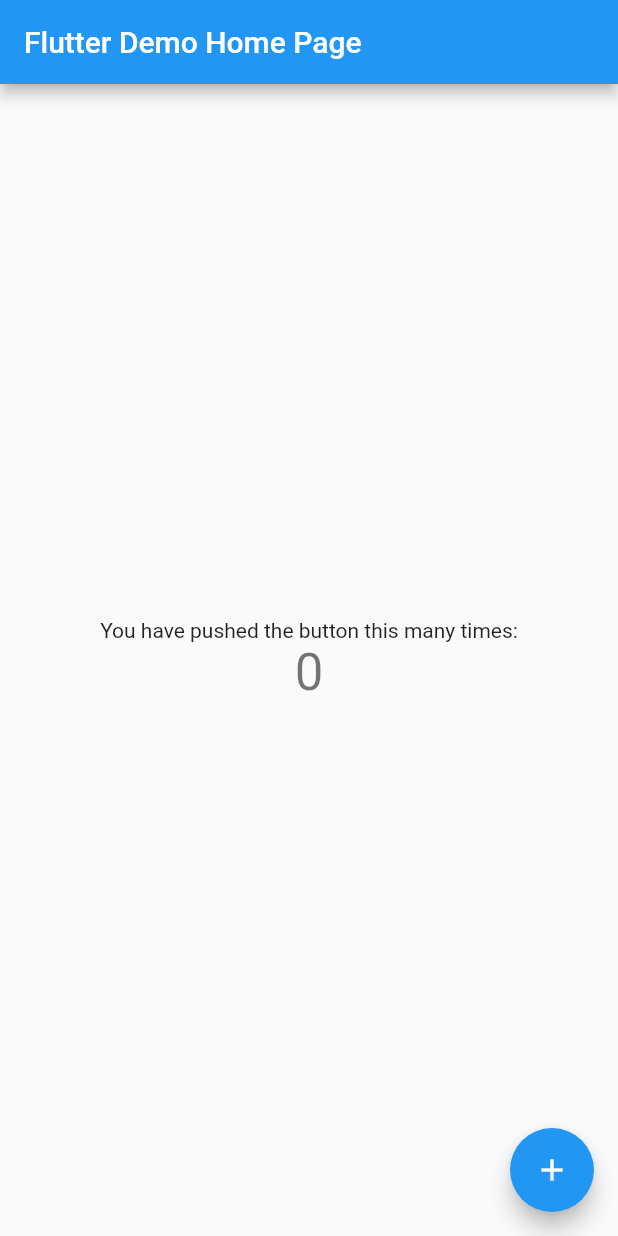
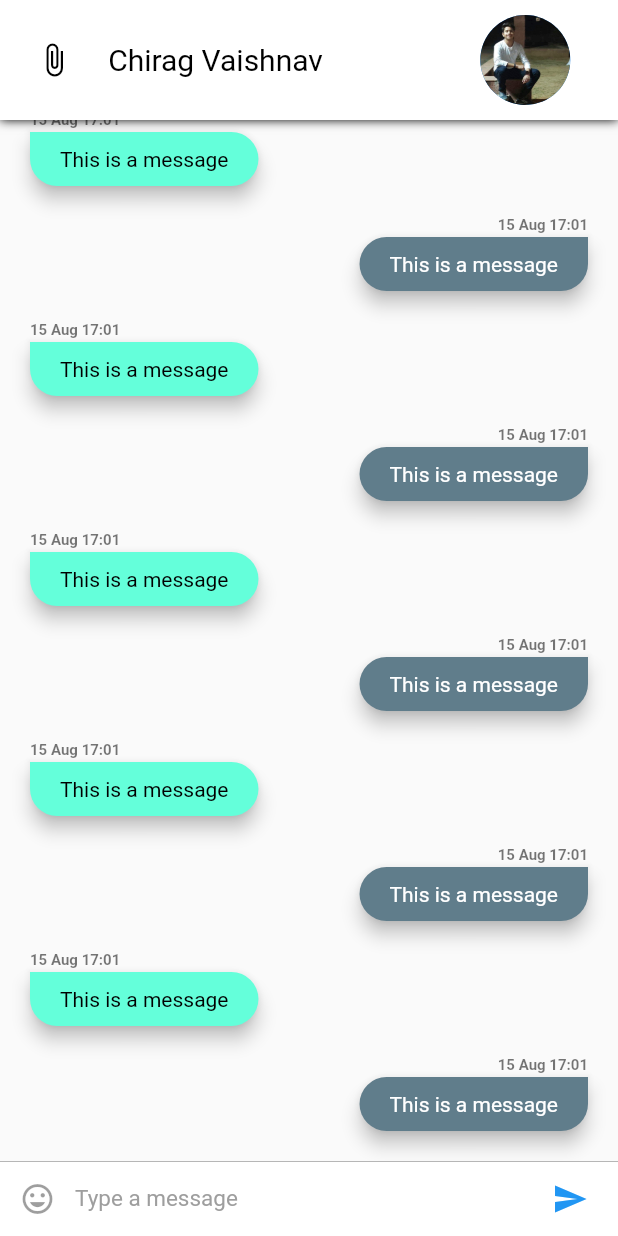
Before and after one commit to cv692001/Flash-Chat, a Flutter app: the screen it shows after launch, on a phone screen of 412 x 824 dp. Run offline on Flutter 3.47's test engine with Material 2 defaults, Android fonts, the phone set to English and light mode, and no system bars.

Commit message:
Completed Conversation Screen UI part

```diff
--- /dev/null
+++ b/lib/config/assets.dart
@@ -0,0 +1,3 @@
+class Assets{
+  static String user = 'assets/user.png';
+}
--- /dev/null
+++ b/lib/config/color_palette.dart
@@ -0,0 +1,16 @@
+import 'package:flutter/material.dart';
+
+// Color palette for the app
+class Palette{
+  static Color primaryColor = Colors.blue;
+  static Color secondaryColor = Colors.black;
+  static Color primaryTextColor = Colors.black;
+  static Color secondaryTextColor = Colors.black87;
+  static Color primaryBackgroundColor = Colors.white;
+  static Color selfMessageBackgroundColor = Colors.blueGrey;
+  static Color otherMessageBackgroundColor = Colors.tealAccent;
+  static Color selfMessageColor = Colors.white;
+  static Color otherMessageColor = Color(0xff3f3f3f);
+  static Color greyColor = Colors.grey;
+  static Color timeColor = Colors.black54;
+}
--- a/lib/main.dart
+++ b/lib/main.dart
@@ -1,117 +1,18 @@
 import 'package:flutter/material.dart';
+import 'pages/ConversationPageList.dart';
 
-void main() {
-  runApp(MyApp());
-}
+void main() => runApp(Messio());
 
-class MyApp extends StatelessWidget {
+class Messio extends StatelessWidget {
   // This widget is the root of your application.
   @override
   Widget build(BuildContext context) {
     return MaterialApp(
-      title: 'Flutter Demo',
+      title: 'Messio',
       theme: ThemeData(
-        // This is the theme of your application.
-        //
-        // Try running your application with "flutter run". You'll see the
-        // application has a blue toolbar. Then, without quitting the app, try
-        // changing the primarySwatch below to Colors.green and then invoke
-        // "hot reload" (press "r" in the console where you ran "flutter run",
-        // or simply save your changes to "hot reload" in a Flutter IDE).
-        // Notice that the counter didn't reset back to zero; the application
-        // is not restarted.
         primarySwatch: Colors.blue,
-        // This makes the visual density adapt to the platform that you run
-        // the app on. For desktop platforms, the controls will be smaller and
-        // closer together (more dense) than on mobile platforms.
-        visualDensity: VisualDensity.adaptivePlatformDensity,
       ),
-      home: MyHomePage(title: 'Flutter Demo Home Page'),
+      home: ConversationPageList(),
     );
   }
 }
-
-class MyHomePage extends StatefulWidget {
-  MyHomePage({Key key, this.title}) : super(key: key);
-
-  // This widget is the home page of your application. It is stateful, meaning
-  // that it has a State object (defined below) that contains fields that affect
-  // how it looks.
-
-  // This class is the configuration for the state. It holds the values (in this
-  // case the title) provided by the parent (in this case the App widget) and
-  // used by the build method of the State. Fields in a Widget subclass are
-  // always marked "final".
-
-  final String title;
-
-  @override
-  _MyHomePageState createState() => _MyHomePageState();
-}
-
-class _MyHomePageState extends State<MyHomePage> {
-  int _counter = 0;
-
-  void _incrementCounter() {
-    setState(() {
-      // This call to setState tells the Flutter framework that something has
-      // changed in this State, which causes it to rerun the build method below
-      // so that the display can reflect the updated values. If we changed
-      // _counter without calling setState(), then the build method would not be
-      // called again, and so nothing would appear to happen.
-      _counter++;
-    });
-  }
-
-  @override
-  Widget build(BuildContext context) {
-    // This method is rerun every time setState is called, for instance as done
-    // by the _incrementCounter method above.
-    //
-    // The Flutter framework has been optimized to make rerunning build methods
-    // fast, so that you can just rebuild anything that needs updating rather
-    // than having to individually change instances of widgets.
-    return Scaffold(
-      appBar: AppBar(
-        // Here we take the value from the MyHomePage object that was created by
-        // the App.build method, and use it to set our appbar title.
-        title: Text(widget.title),
-      ),
-      body: Center(
-        // Center is a layout widget. It takes a single child and positions it
-        // in the middle of the parent.
-        child: Column(
-          // Column is also a layout widget. It takes a list of children and
-          // arranges them vertically. By default, it sizes itself to fit its
-          // children horizontally, and tries to be as tall as its parent.
-          //
-          // Invoke "debug painting" (press "p" in the console, choose the
-          // "Toggle Debug Paint" action from the Flutter Inspector in Android
-          // Studio, or the "Toggle Debug Paint" command in Visual Studio Code)
-          // to see the wireframe for each widget.
-          //
-          // Column has various properties to control how it sizes itself and
-          // how it positions its children. Here we use mainAxisAlignment to
-          // center the children vertically; the main axis here is the vertical
-          // axis because Columns are vertical (the cross axis would be
-          // horizontal).
-          mainAxisAlignment: MainAxisAlignment.center,
-          children: <Widget>[
-            Text(
-              'You have pushed the button this many times:',
-            ),
-            Text(
-              '$_counter',
-              style: Theme.of(context).textTheme.headline4,
-            ),
-          ],
-        ),
-      ),
-      floatingActionButton: FloatingActionButton(
-        onPressed: _incrementCounter,
-        tooltip: 'Increment',
-        child: Icon(Icons.add),
-      ), // This trailing comma makes auto-formatting nicer for build methods.
-    );
-  }
-}
--- /dev/null
+++ b/lib/pages/ConversationPage.dart
@@ -0,0 +1,30 @@
+import 'package:flutter/material.dart';
+import 'package:flash_chat/widgets/InputWidget.dart';
+import 'package:flash_chat/widgets/ChatAppBar.dart';
+import 'package:flash_chat/widgets/ChatListWidget.dart';
+
+class ConversationPage extends StatefulWidget {
+  @override
+  _ConversationPageState createState() => _ConversationPageState();
+}
+
+class _ConversationPageState extends State<ConversationPage> {
+  @override
+  Widget build(BuildContext context) {
+    return SafeArea(
+      child: Scaffold(
+        appBar: ChatAppBar(),
+        body: Stack(
+          children: <Widget>[
+            Column(
+              children: <Widget>[
+                ChatListWidget(),
+                InputWidget(),
+              ],
+            )
+          ],
+        ),
+      ),
+    );
+  }
+}
--- /dev/null
+++ b/lib/pages/ConversationPageList.dart
@@ -0,0 +1,22 @@
+import 'package:flutter/material.dart';
+import 'ConversationPage.dart';
+
+class ConversationPageList extends StatefulWidget {
+  @override
+  _ConversationPageListState createState() => _ConversationPageListState();
+}
+
+class _ConversationPageListState extends State<ConversationPageList> {
+  @override
+  Widget build(BuildContext context) {
+    return PageView(
+      children: <Widget>[
+        ConversationPage(),
+        ConversationPage(),
+        ConversationPage(),
+
+      ],
+
+    );
+  }
+}
--- /dev/null
+++ b/lib/widgets/ChatAppBar.dart
@@ -0,0 +1,78 @@
+import 'dart:ui';
+
+import 'package:flutter/material.dart';
+import 'package:flash_chat/config/assets.dart';
+import 'package:flash_chat/config/color_palette.dart';
+
+class ChatAppBar extends StatelessWidget implements PreferredSizeWidget{
+  final double height = 80;
+  @override
+  Widget build(BuildContext context) {
+    var textHeading = TextStyle(color: Palette.primaryTextColor,fontSize: 20,);
+    var textStyle = TextStyle(color: Palette.secondaryTextColor);
+
+    return Material(
+      child: Container(
+        decoration: BoxDecoration(
+          boxShadow: [
+            BoxShadow(
+              color: Colors.black,
+              blurRadius : 5.0,
+            )
+          ]
+        ),
+        child: Container(
+          color: Palette.primaryBackgroundColor,
+          child: Row(
+            children: <Widget>[
+              Expanded(
+                flex: 7,
+                child: Center(
+                  child: Row(
+                    children: <Widget>[
+
+                      Expanded(
+                          flex: 2,
+                          child: Center(
+                              child: Icon(
+                                Icons.attach_file,
+                                color: Palette.secondaryColor,
+                              ),),),
+                      Expanded(
+                          flex: 6,
+                          child: Container(
+                              child: Column(
+                                crossAxisAlignment:
+                                CrossAxisAlignment.start,
+                                mainAxisAlignment: MainAxisAlignment.center,
+                                mainAxisSize: MainAxisSize.min,
+                                children: <Widget>[
+                                  Text('Chirag Vaishnav', style: textHeading),
+                                ],
+                              ),),),
+
+                    ],
+                  ),
+                ),
+              ),
+          Expanded(
+            flex: 3,
+            child: Container(
+              child: Center(
+                child: CircleAvatar(
+                radius: 30,
+                  backgroundImage: AssetImage('images/user.jpg')
+                ),
+              ),
+            ),
+              ),
+            ],
+          ),
+        ),
+      ),
+    );
+  }
+
+  @override
+  Size get preferredSize => Size.fromHeight(height);
+}
--- /dev/null
+++ b/lib/widgets/ChatItemWidget.dart
@@ -0,0 +1,85 @@
+import 'package:flutter/material.dart';
+import 'package:flash_chat/config/color_palette.dart';
+import 'package:intl/intl.dart';
+
+
+class ChatItemWidget extends StatelessWidget {
+  ChatItemWidget({
+    @required this.text,
+    @required this.INT,
+
+  });
+
+
+  final int INT;
+  final String text;
+  bool isME;
+
+  bool Check(int INT){
+    if ((INT%2) == 0 ){
+      return true;
+    }else {
+      return false;
+  }
+  }
+
+
+
+  @override
+  Widget build(BuildContext context) {
+    return Column(
+      crossAxisAlignment:
+      Check(INT) ? CrossAxisAlignment.end : CrossAxisAlignment.start,
+      children: <Widget>[
+        Padding(
+          padding: const EdgeInsets.all(10.0),
+          child: Column(
+            crossAxisAlignment:
+            Check(INT) ? CrossAxisAlignment.end : CrossAxisAlignment.start,
+            children: <Widget>[
+              Padding(
+                padding: const EdgeInsets.only(bottom: 2),
+                child: Text(
+                  DateFormat('dd MMM kk:mm')
+                      .format(DateTime.fromMillisecondsSinceEpoch(1565888474278)),
+                  style: TextStyle(
+                      color: Palette.timeColor,
+                      fontSize: 10.0,
+                      fontWeight: FontWeight.bold),
+                ),
+              ),
+              Material(
+                borderRadius: Check(INT)
+                    ? BorderRadius.only(
+                  bottomLeft: Radius.circular(30),
+                  bottomRight: Radius.circular(30),
+                  topLeft: Radius.circular(30),
+                )
+                    : BorderRadius.only(
+                  bottomLeft: Radius.circular(30),
+                  bottomRight: Radius.circular(30),
+                  topRight: Radius.circular(30),
+                ),
+                elevation: 5,
+                color: Check(INT) ? Palette.selfMessageBackgroundColor : Palette.otherMessageBackgroundColor,
+                child: Padding(
+                  padding: const EdgeInsets.symmetric(
+                      horizontal: 20, vertical: 10),
+                  child: Text(
+                    text,
+                    style: TextStyle(
+                      color: Check(INT) ? Colors.white : Colors.black,
+                      fontSize: 14,
+                      fontStyle: FontStyle.normal,
+                    ),
+                  ),
+                ),
+              ),
+
+            ],
+          ),
+        ),
+      ],
+    );
+  }
+}
--- /dev/null
+++ b/lib/widgets/ChatListWidget.dart
@@ -0,0 +1,19 @@
+import 'package:flutter/material.dart';
+import 'ChatItemWidget.dart';
+
+class ChatListWidget extends StatelessWidget {
+  final ScrollController listScrollController = new ScrollController();
+  @override
+  Widget build(BuildContext context) {
+    //TODO: Implement build
+    return Flexible(
+      child: ListView.builder(
+        padding: EdgeInsets.all(10),
+        itemBuilder: (context,index) => ChatItemWidget(text: "This is a message", INT: index),
+        itemCount: 20,
+        reverse: true,
+        controller: listScrollController,
+      ),
+    );
+  }
+}
--- /dev/null
+++ b/lib/widgets/InputWidget.dart
@@ -0,0 +1,55 @@
+import 'package:flutter/material.dart';
+import 'package:flash_chat/config/color_palette.dart';
+
+class InputWidget extends StatelessWidget {
+  final TextEditingController textEditingController = new TextEditingController();
+  @override
+  Widget build(BuildContext context) {
+    return Container(
+      width: double.infinity,
+      height: 50.0,
+      decoration: new BoxDecoration(
+          border: new Border(
+              top: new BorderSide(color: Palette.greyColor, width: 0.5)),
+          color: Colors.white),
+      child: Row(
+        children: <Widget>[
+          Material(
+            child: Container(
+              margin: EdgeInsets.symmetric(horizontal: 1),
+              child: IconButton(
+                icon: Icon(Icons.insert_emoticon),
+                onPressed: null,
+                color: Palette.primaryColor
+              ),
+            ),
+            color: Colors.white,
+          ),
+          Flexible(
+            child: Container(
+              child: TextField(
+                style: TextStyle(color: Palette.primaryTextColor, fontSize: 15.0),
+                controller: textEditingController,
+                decoration: InputDecoration.collapsed(
+                  hintText: 'Type a message',
+                  hintStyle: TextStyle(color: Palette.greyColor),
+                ),
+              ),
+            ),
+          ),
+          Material(
+            child: new Container(
+              margin: new EdgeInsets.symmetric(horizontal: 8.0),
+              child: new IconButton(
+                icon: new Icon(Icons.send),
+                onPressed: () => {},
+                color: Palette.primaryColor,
+              ),
+            ),
+            color: Colors.white,
+          ),
+        ],
+      ),
+    );
+  }
+}
```
Also changed, not shown: pubspec.yaml (+4 -37 lines), images/user.jpg (added), pubspec.lock.
